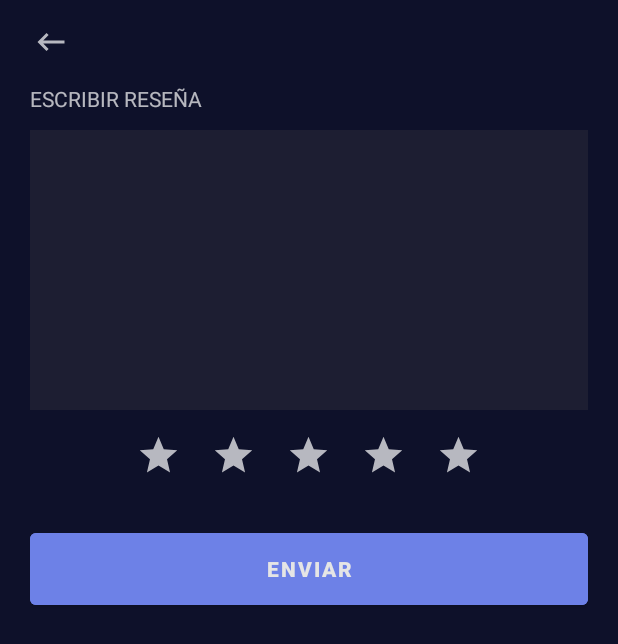
After one commit to Medina1402/Desarrollo-de-Aplicaciones-Moviles, an Android app: the layout fragment_movie_add_review_dialog.xml on its own in the app's theme, with its tools: preview values and no code run, on a phone screen of 412 x 824 dp. The commit adds this screen. Shown: the top 644 px of the screen. Run offline under Robolectric (Android 15) with nearby library versions, the phone set to English and light mode, and no system bars.

```diff
--- a/CinemaReview/app/src/main/java/com/uabc/amc/cinemareview/components/MovieFragmentHorizontalView.kt
+++ b/CinemaReview/app/src/main/java/com/uabc/amc/cinemareview/components/MovieFragmentHorizontalView.kt
@@ -21,9 +21,10 @@ class MovieFragmentHorizontalView(private val scrollHorizonList: List<MovieFragm
         val movie = scrollHorizonList[position]
         holder.itemView.movie_title_scroll_list.text = movie.title
 
+        val adapter = MovieImageFragmentView(movie.movies, context)
         val recycler = holder.itemView.linear_layout_horizontal_scroll_image
         recycler.layoutManager = LinearLayoutManager(context, LinearLayoutManager.HORIZONTAL, false)
-        recycler.adapter = MovieImageFragmentView(movie.movies)
+        recycler.adapter = adapter
     }
 
     override fun getItemCount(): Int {
--- a/CinemaReview/app/src/main/java/com/uabc/amc/cinemareview/components/MovieReviewFragment.kt
+++ b/CinemaReview/app/src/main/java/com/uabc/amc/cinemareview/components/MovieReviewFragment.kt
@@ -19,10 +19,12 @@ class MovieReviewFragment(private val reviewList: List<MovieReview>, private val
 
     override fun onBindViewHolder(holder: MovieReviewFragmentHolder, position: Int) {
         val review = reviewList[position]
+
         holder.itemView.movie_review_username.text = review.author
         holder.itemView.movie_review_date.text = review.date
-        holder.itemView.movie_review_stars.text = review.stars.toString()
+        holder.itemView.movie_review_stars.text = review.stars
         holder.itemView.movie_review_text.text = review.review
+
         holder.itemView.movie_review_shared.setOnClickListener {
             val intentShared = Intent(Intent.ACTION_SEND)
             Intent.FLAG_ACTIVITY_NEW_TASK.also { intentShared.flags = it }
@@ -37,4 +39,4 @@ class MovieReviewFragment(private val reviewList: List<MovieReview>, private val
     }
 }
 
-class MovieReview(val id: String, val author: String, val date: String, val review: String, val stars: Number)
+class MovieReview(val id: String, val author: String, val date: String, val review: String, val stars: String)
--- a/CinemaReview/app/src/main/java/com/uabc/amc/cinemareview/pages/MoviesActivity.kt
+++ b/CinemaReview/app/src/main/java/com/uabc/amc/cinemareview/pages/MoviesActivity.kt
@@ -3,6 +3,7 @@ package com.uabc.amc.cinemareview.pages
 import androidx.appcompat.app.AppCompatActivity
 import android.os.Bundle
 import android.view.MenuItem
+import android.view.View
 import com.uabc.amc.cinemareview.R
 import com.uabc.amc.cinemareview.views.AccountViewFragment
 import com.uabc.amc.cinemareview.views.HistoryViewFragment
--- /dev/null
+++ b/CinemaReview/app/src/main/res/drawable/ic_baseline_keyboard_backspace_24.xml
@@ -0,0 +1,10 @@
+<vector xmlns:android="http://schemas.android.com/apk/res/android"
+    android:width="24dp"
+    android:height="24dp"
+    android:viewportWidth="24"
+    android:viewportHeight="24"
+    android:tint="?attr/colorControlNormal">
+  <path
+      android:fillColor="@android:color/white"
+      android:pathData="M21,11H6.83l3.58,-3.59L9,6l-6,6 6,6 1.41,-1.41L6.83,13H21z"/>
+</vector>
--- /dev/null
+++ b/CinemaReview/app/src/main/res/layout/fragment_movie_add_review_dialog.xml
@@ -0,0 +1,118 @@
+<?xml version="1.0" encoding="utf-8"?>
+<LinearLayout
+    xmlns:android="http://schemas.android.com/apk/res/android"
+    xmlns:app="http://schemas.android.com/apk/res-auto"
+    xmlns:tools="http://schemas.android.com/tools"
+    android:layout_width="match_parent"
+    android:layout_height="match_parent"
+    android:background="@color/colorPrimaryDark"
+    android:orientation="vertical">
+
+    <com.google.android.material.appbar.AppBarLayout
+        android:layout_width="match_parent"
+        android:layout_height="wrap_content"
+        app:elevation="0dp">
+
+        <androidx.appcompat.widget.Toolbar
+            android:id="@+id/toolbar"
+            android:layout_width="match_parent"
+            android:layout_height="?attr/actionBarSize"
+            android:paddingEnd="16dp"
+            android:paddingStart="6dp"
+            android:background="@color/colorPrimaryDark"
+            app:contentInsetStartWithNavigation="0dp"
+            app:navigationIcon="@drawable/ic_baseline_keyboard_backspace_24" />
+
+    </com.google.android.material.appbar.AppBarLayout>
+
+    <androidx.core.widget.NestedScrollView
+        android:layout_width="match_parent"
+        android:layout_height="match_parent">
+        <LinearLayout
+            android:layout_marginHorizontal="20sp"
+            android:layout_width="match_parent"
+            android:layout_height="match_parent"
+            android:orientation="vertical">
+
+            <TextView
+                android:layout_width="wrap_content"
+                android:layout_height="wrap_content"
+                android:layout_marginBottom="5pt"
+                android:text="ESCRIBIR RESEÑA"/>
+
+            <com.google.android.material.textfield.TextInputLayout
+                android:layout_width="match_parent"
+                android:layout_height="wrap_content"
+                app:hintTextColor="@color/colorText_2">
+                <com.google.android.material.textfield.TextInputEditText
+                    android:inputType="textMultiLine"
+                    android:background="@color/colorPrimary"
+                    android:minLines="8"
+                    android:gravity="top|left"
+                    android:layout_width="match_parent"
+                    android:layout_height="wrap_content"
+                    tools:ignore="RtlHardcoded" />
+            </com.google.android.material.textfield.TextInputLayout>
+
+            <LinearLayout
+                android:gravity="center"
+                android:layout_width="match_parent"
+                android:layout_height="wrap_content"
+                android:layout_margin="15dp">
+                <ImageButton
+                    android:id="@+id/star_one"
+                    android:background="@color/colorPrimaryDark"
+                    android:layout_width="30sp"
+                    android:layout_height="30sp"
+                    android:scaleType="centerCrop"
+                    android:layout_marginHorizontal="10dp"
+                    android:src="@drawable/ic_baseline_star_24"/>
+                <ImageButton
+                    android:id="@+id/star_two"
+                    android:background="@color/colorPrimaryDark"
+                    android:layout_width="30sp"
+                    android:layout_height="30sp"
+                    android:scaleType="centerCrop"
+                    android:layout_marginHorizontal="10dp"
+                    android:src="@drawable/ic_baseline_star_24"/>
+                <ImageButton
+                    android:id="@+id/star_three"
+                    android:background="@color/colorPrimaryDark"
+                    android:layout_width="30sp"
+                    android:layout_height="30sp"
+                    android:scaleType="centerCrop"
+                    android:layout_marginHorizontal="10dp"
+                    android:src="@drawable/ic_baseline_star_24"/>
+                <ImageButton
+                    android:id="@+id/star_four"
+                    android:background="@color/colorPrimaryDark"
+                    android:layout_width="30sp"
+                    android:layout_height="30sp"
+                    android:scaleType="centerCrop"
+                    android:layout_marginHorizontal="10dp"
+                    android:src="@drawable/ic_baseline_star_24"/>
+                <ImageButton
+                    android:id="@+id/star_five"
+                    android:background="@color/colorPrimaryDark"
+                    android:layout_width="30sp"
+                    android:layout_height="30sp"
+                    android:scaleType="centerCrop"
+                    android:layout_marginHorizontal="10dp"
+                    android:src="@drawable/ic_baseline_star_24"/>
+            </LinearLayout>
+
+            <com.google.android.material.button.MaterialButton
+                android:id="@+id/movie_list_review_add_review"
+                android:layout_marginVertical="15sp"
+                android:layout_width="match_parent"
+                android:layout_height="60dp"
+                android:backgroundTint="@color/colorAccent"
+                android:textColor="@color/colorText_1"
+                android:textStyle="bold"
+                android:text="ENVIAR"
+                tools:ignore="HardcodedText" />
+
+        </LinearLayout>
+    </androidx.core.widget.NestedScrollView>
+
+</LinearLayout>
--- a/CinemaReview/app/src/main/res/layout/item_view_pager_movie_view.xml
+++ b/CinemaReview/app/src/main/res/layout/item_view_pager_movie_view.xml
@@ -9,6 +9,12 @@
         android:scaleType="centerCrop"
         android:layout_width="match_parent"
         android:layout_height="match_parent"/>
+
+    <View
+        android:id="@+id/divider5"
+        android:layout_width="match_parent"
+        android:layout_height="match_parent"
+        android:background="@drawable/degradado" />
 
     <LinearLayout
         android:layout_width="match_parent"
--- a/CinemaReview/app/src/main/res/values/styles.xml
+++ b/CinemaReview/app/src/main/res/values/styles.xml
@@ -5,6 +5,14 @@
         <item name="colorPrimary">@color/colorPrimary</item>
         <item name="colorPrimaryDark">@color/colorPrimaryDark</item>
         <item name="colorAccent">@color/colorAccent</item>
+
+        <item name="android:windowIsFloating">false</item>
+        <item name="android:windowBackground">@android:color/white</item>
+    </style>
+
+    <style name="AppTheme.Slide">
+        <item name="android:windowEnterAnimation">@anim/slide_up</item>
+        <item name="android:windowExitAnimation">@anim/slide_down</item>
     </style>
 
 </resources>
```
Also changed, not shown: CinemaReview/app/src/main/java/com/uabc/amc/cinemareview/components/MovieAddReviewDialogFragment.kt (added, +98 -0 lines), CinemaReview/app/src/main/java/com/uabc/amc/cinemareview/components/MovieImageFragmentView.kt (+24 -5 lines), CinemaReview/app/src/main/java/com/uabc/amc/cinemareview/pages/MovieDescriptionItem.kt (+65 -11 lines), CinemaReview/app/src/main/java/com/uabc/amc/cinemareview/services/FirestoreFirebase.kt (+0 -8 lines), CinemaReview/app/src/main/java/com/uabc/amc/cinemareview/views/MovieViewFragment.kt (+25 -16 lines), CinemaReview/app/src/main/res/anim/slide_down.xml (added, +8 -0 lines), CinemaReview/app/src/main/res/anim/slide_up.xml (added, +8 -0 lines), CinemaReview/app/src/main/res/drawable/degradado.xml (added, +8 -0 lines), CinemaReview/app/src/main/res/drawable/ic_baseline_access_time_24.xml (added, +13 -0 lines), CinemaReview/app/src/main/res/layout/activity_movie_description_item.xml (+64 -36 lines), CinemaReview/app/src/main/res/menu/dialog.xml (added, +8 -0 lines).
